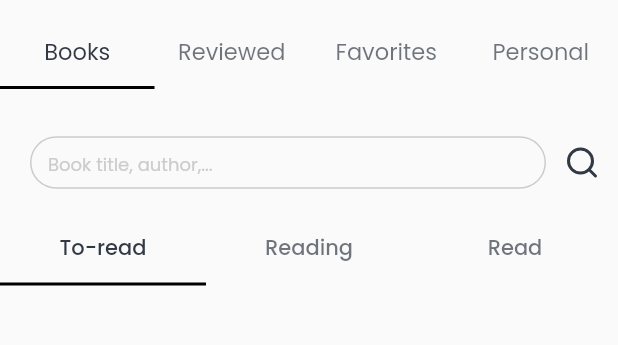
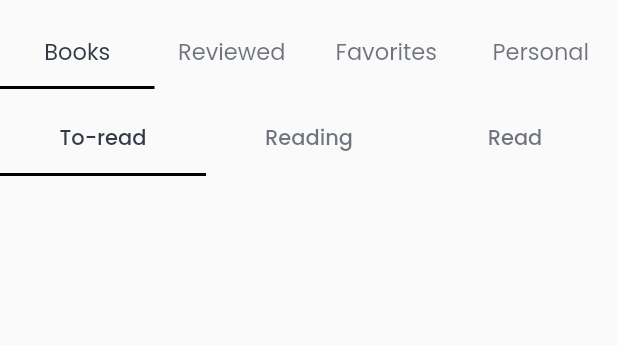
Before and after one commit to dkdeptrai/BookVies, a Flutter app: the LibraryScreen screen opened directly, on a phone screen of 412 x 824 dp, the part 67-412 px from its top. Run offline on Flutter 3.47's test engine with Material 2 defaults, Android fonts, the phone set to English and light mode, and no system bars; our stand-ins replace bloc, cached_network_image, carousel_slider, cloud_firestore, equatable, firebase_auth and 16 more; accounts and stored records are empty; project files that could hold a hidden picture were left out.

Commit message:
chore: hide search bar on library

```diff
--- a/lib/common_widgets/search_bar.dart
+++ b/lib/common_widgets/search_bar.dart
@@ -10,13 +10,16 @@ class CustomSearchBar extends StatelessWidget {
   final VoidCallback onSearch;
   final bool noBackButton;
   final EdgeInsets? margin;
-  const CustomSearchBar(
-      {super.key,
+  final bool enabled;
+  const CustomSearchBar({
+    super.key,
     required this.hint,
     this.controller,
     required this.onSearch,
     this.noBackButton = false,
-      this.margin});
+    this.margin,
+    this.enabled = true,
+  });
 
   @override
   Widget build(BuildContext context) {
@@ -35,19 +38,26 @@ class CustomSearchBar extends StatelessWidget {
             child: TextFormField(
               controller: controller,
               textInputAction: TextInputAction.search,
+              enabled: enabled,
               decoration: InputDecoration(
                 hintText: hint,
                 hintStyle: AppStyles.searchBoxText,
                 focusedBorder: OutlineInputBorder(
                   borderRadius: BorderRadius.circular(100),
-                    borderSide:
-                        const BorderSide(color: AppColors.greyTextColor),
+                  borderSide: const BorderSide(color: AppColors.greyTextColor),
                 ),
                 enabledBorder: OutlineInputBorder(
                   borderRadius: BorderRadius.circular(100),
-                    borderSide:
-                        const BorderSide(color: AppColors.greyTextColor),
-                  )),
+                  borderSide: const BorderSide(color: AppColors.greyTextColor),
+                ),
+                disabledBorder: OutlineInputBorder(
+                  borderRadius: BorderRadius.circular(100),
+                  borderSide: const BorderSide(color: AppColors.greyTextColor),
+                ),
+              ),
+              onTap: () {
+                onSearch();
+              },
               onFieldSubmitted: (keyword) {
                 FocusScope.of(context).unfocus();
                 onSearch();
--- a/lib/screens/library_screen/widgets/books_tab.dart
+++ b/lib/screens/library_screen/widgets/books_tab.dart
@@ -27,13 +27,14 @@ class _BookTabState extends State<BookTab> with SingleTickerProviderStateMixin {
   Widget build(BuildContext context) {
     return SingleChildScrollView(
       child: Column(children: [
-        CustomSearchBar(
-          hint: "Book title, author,...",
-          onSearch: () {},
-          noBackButton: true,
-          margin: const EdgeInsets.only(
-              left: AppDimensions.defaultPadding, top: 25),
-        ),
+        // CustomSearchBar(
+        //   hint: "Book title, author,...",
+        //   onSearch: () {},
+        //   enabled: false,
+        //   noBackButton: true,
+        //   margin: const EdgeInsets.only(
+        //       left: AppDimensions.defaultPadding, top: 25),
+        // ),
 
         // Currently added book
         const CurrentlyAddedBookWidget(),
--- a/lib/screens/search_books_screen/widgets/search_book_item_widget.dart
+++ b/lib/screens/search_books_screen/widgets/search_book_item_widget.dart
@@ -3,6 +3,7 @@ import 'package:bookvies/constant/colors.dart';
 import 'package:bookvies/constant/constants.dart';
 import 'package:bookvies/constant/dimensions..dart';
 import 'package:bookvies/constant/styles.dart';
+import 'package:bookvies/extensions/double_extensions.dart';
 import 'package:bookvies/models/book_model.dart';
 import 'package:bookvies/screens/book_description_screen/description_screen.dart';
 import 'package:bookvies/utils/router.dart';
@@ -57,7 +58,7 @@ class SearchBookItemWidget extends StatelessWidget {
               const SizedBox(height: 20),
               Row(
                 children: [
-                  Text("Rating: ${book.averageRating}",
+                  Text("Rating: ${book.averageRating.toFixed(1)}",
                       style: AppStyles.searchBookRatingText),
                   SvgPicture.asset(AppAssets.icRatingStar)
                 ],
```
Lines whose indentation alone changed are shown as unchanged.
